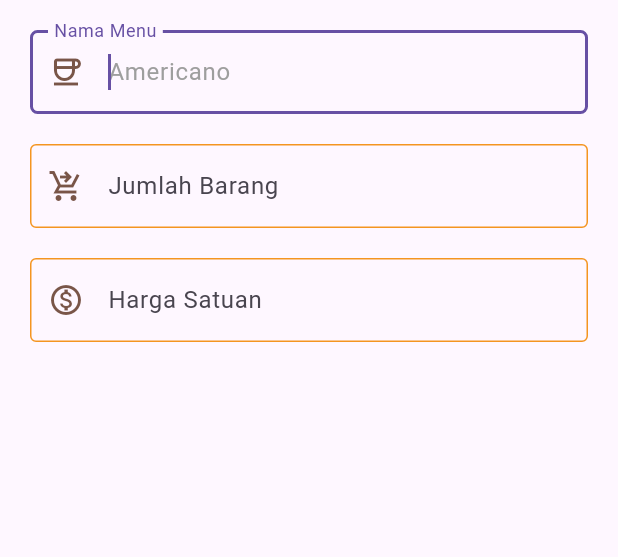
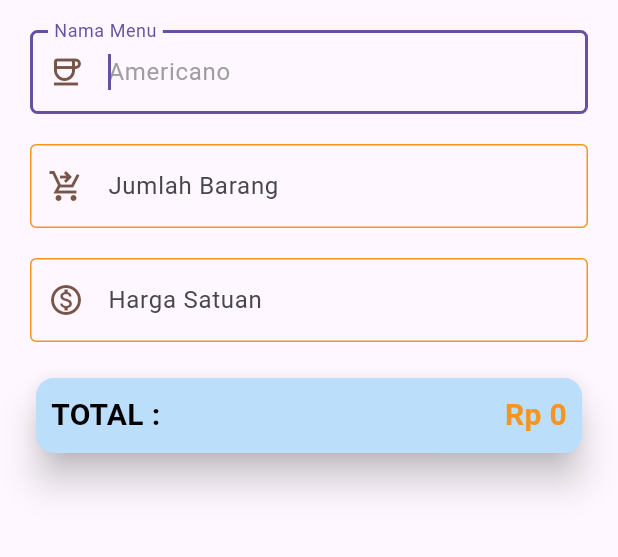
Before and after one commit to RIOKOWI/FoodG, a Flutter app: the screen it shows after launch, on a phone screen of 412 x 824 dp, the part 84-641 px from its top. Run offline on Flutter 3.47's test engine with Material 3 defaults, Android fonts, the phone set to English and light mode, and no system bars.

Commit message:
style: membuat card total

```diff
--- a/lib/pages/home_page.dart
+++ b/lib/pages/home_page.dart
@@ -134,6 +134,39 @@ class _HomeState extends State<Home> {
                       ),
                     ),
                   ),
+                  SizedBox(height: 20,),
+                  Card(
+                    elevation: 10,
+                    color: Colors.blue[100],
+                    child: Container(
+                      height: 50,
+                      width: double.infinity,
+                      child: Padding(
+                        padding: EdgeInsets.only(right: 10, left: 10),
+                        child: Row(
+                          mainAxisAlignment: MainAxisAlignment.spaceBetween,
+                          children: [
+                            Text(
+                              'TOTAL :',
+                              style: TextStyle(
+                                fontWeight: FontWeight.bold,
+                                color: Colors.black,
+                                fontSize: 20
+                              ),
+                            ),
+                            Text(
+                              'Rp 0',
+                              style: TextStyle(
+                                fontWeight: FontWeight.bold,
+                                color: Color.fromRGBO(244, 149, 33, 1),
+                                fontSize: 20
+                              ),
+                            )
+                          ],
+                        ),
+                      ),
+                    ),
+                  )
                 ],
             ),
           ),
```
